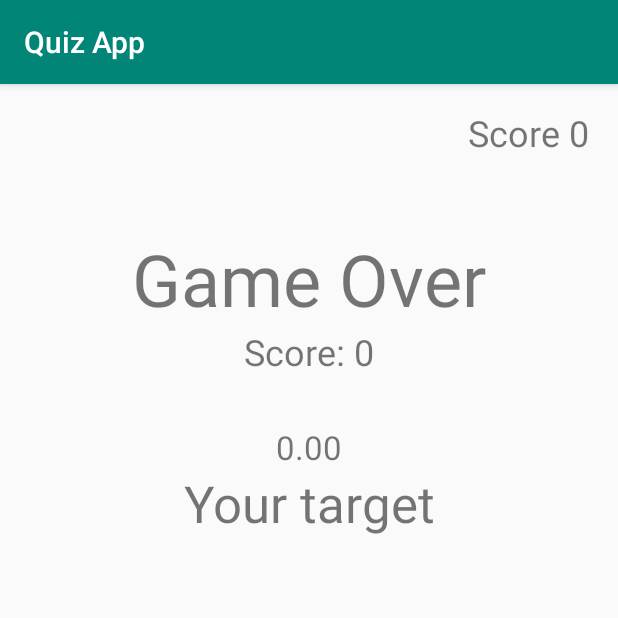
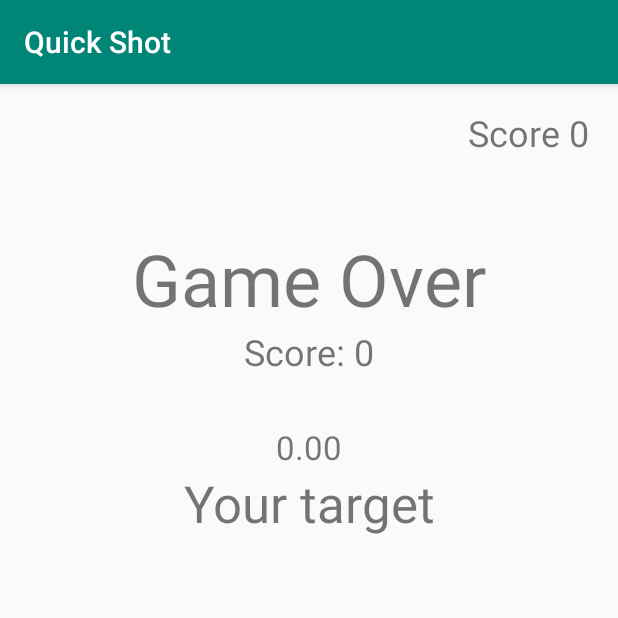
Before and after one commit to randomerz/mobile, an Android app: the screen it shows after launch (MainActivity), on a phone screen of 412 x 824 dp, the top half of it. Run offline under Robolectric (Android 15) with nearby library versions, the phone set to English and light mode, and no system bars.

Commit message:
fixed bug

```diff
--- a/QuizApp/app/src/main/java/traf1/carrdaniel/quizapp/MainActivity.java
+++ b/QuizApp/app/src/main/java/traf1/carrdaniel/quizapp/MainActivity.java
@@ -69,7 +69,7 @@ public class MainActivity extends AppCompatActivity {
     Guy guy7;
     Guy guy8;
 
-    int[] newGuyThresh = {1, 2, 4, 7, 10, 14};
+    int[] newGuyThresh = {1, 2, 4, 7, 10, 14, 9999};
     int numGuys;
 
     int targetNumber;
--- a/QuizApp/app/src/main/res/values/strings.xml
+++ b/QuizApp/app/src/main/res/values/strings.xml
@@ -1,5 +1,5 @@
 <resources>
-    <string name="app_name">Quiz App</string>
+    <string name="app_name">Quick Shot</string>
     <string name="target_is">Your target</string>
     <string name="score">Score</string>
     <string name="high_score">High Score</string>
```
